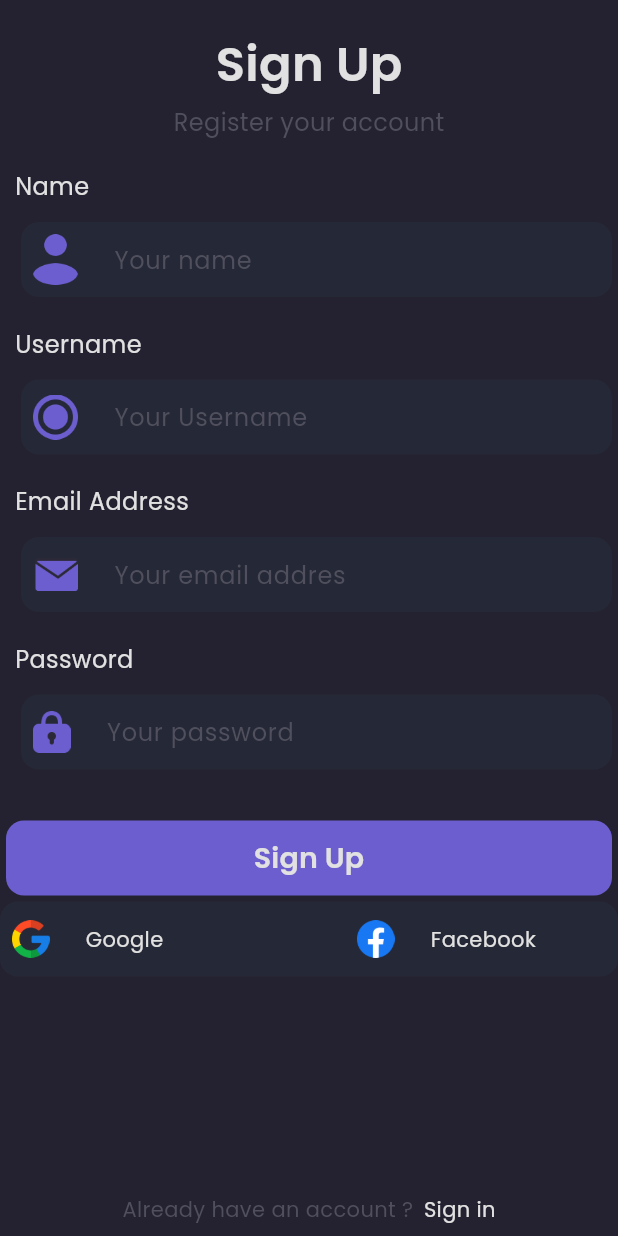
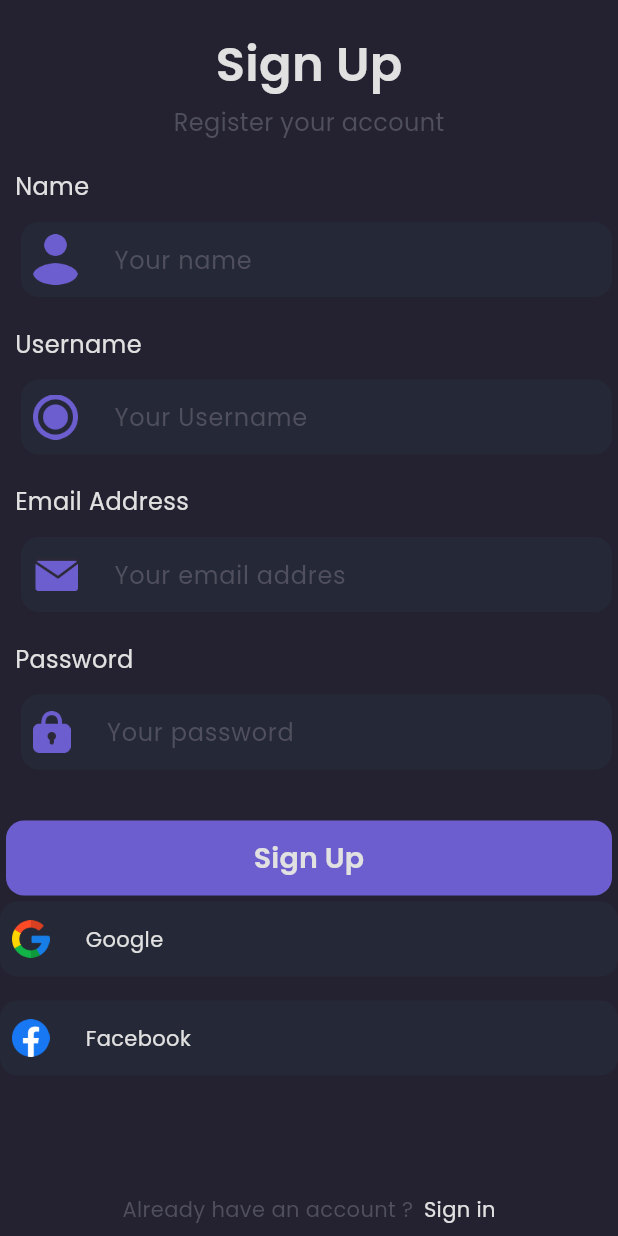
Before and after one commit to zavaultraz/Sneakpace, a Flutter app: the SignUpPages screen opened by its route, on a phone screen of 412 x 824 dp. Run offline on Flutter 3.47's test engine with Material 3 defaults, Android fonts, the phone set to English and light mode, and no system bars; our stand-ins replace google_fonts.

Commit message:
first Commit

```diff
--- a/lib/pages/UI/sign_up_pages.dart
+++ b/lib/pages/UI/sign_up_pages.dart
@@ -293,7 +293,7 @@ class SignUpPages extends StatelessWidget {
     );
   }
 
-  Widget signUpOptions(BuildContext context) {
+  Widget googleOption() {
     return Container(
       height: 50,
       decoration: BoxDecoration(
@@ -302,22 +302,11 @@ class SignUpPages extends StatelessWidget {
       ),
       child: Center(
         child: Row(
-          mainAxisAlignment: MainAxisAlignment.spaceBetween, // Mengatur ruang antar dua elemen
-          children: [
-            // Opsi Google
-            Container(
-              width: (MediaQuery.of(context).size.width - 48) / 2, // Membuat lebar setengah dari layar minus padding
-              decoration: BoxDecoration(
-                color: backgroundColor4, // Bisa diganti warna
-                borderRadius: BorderRadius.circular(12),
-              ),
-              child: Row(
-                mainAxisAlignment: MainAxisAlignment.center, // Mengatur ikon dan teks berada di tengah
           children: [
             Padding(
               padding: const EdgeInsets.all(8.0),
               child: Image.asset(
-                      'assets/google.png',
+                'assets/google.png', // Ganti dengan path ikon Google
                 width: 25,
               ),
             ),
@@ -325,26 +314,29 @@ class SignUpPages extends StatelessWidget {
             Expanded(
               child: Text(
                 'Google',
-                      style: primaryTextStyle, // Gaya teks, sesuaikan
+                style: primaryTextStyle, // Gaya teks untuk Google
               ),
             ),
           ],
         ),
       ),
-            // Opsi Facebook
-            Container(
-              width: (MediaQuery.of(context).size.width - 48) / 2, // Lebar yang sama dengan opsi pertama
+    );
+  }
+
+  Widget facebookOption() {
+    return Container(
+      height: 50,
       decoration: BoxDecoration(
-                color: backgroundColor4, // Bisa diganti warna
+        color: backgroundColor4, // Sesuaikan dengan warna latar belakang
         borderRadius: BorderRadius.circular(12),
       ),
+      child: Center(
         child: Row(
-                mainAxisAlignment: MainAxisAlignment.center, // Mengatur ikon dan teks berada di tengah
           children: [
             Padding(
               padding: const EdgeInsets.all(8.0),
               child: Image.asset(
-                      'assets/facebook.png', // Ganti dengan ikon Facebook
+                'assets/facebook.png', // Ganti dengan path ikon Facebook
                 width: 25,
               ),
             ),
@@ -352,10 +344,7 @@ class SignUpPages extends StatelessWidget {
             Expanded(
               child: Text(
                 'Facebook',
-                      style: primaryTextStyle, // Gaya teks, sesuaikan
-                    ),
-                  ),
-                ],
+                style: primaryTextStyle, // Gaya teks untuk Facebook
               ),
             ),
           ],
@@ -363,6 +352,7 @@ class SignUpPages extends StatelessWidget {
       ),
     );
   }
+
 
 
   @override
@@ -380,7 +370,13 @@ class SignUpPages extends StatelessWidget {
             emailInput(),
             passwordInput(),
             buttonSubmit(context),
-            signUpOptions(context),
+            Column(
+              children: [
+                googleOption(),
+                SizedBox(height: 16), // Jarak antara Google dan Facebook
+                facebookOption(),
+              ],
+            ),
             Spacer(),
             footer(context),
           ],
```
Also changed, not shown: lib/pages/UI/main_page.dart (+76 -19 lines). Lines whose indentation alone changed are shown as unchanged.
